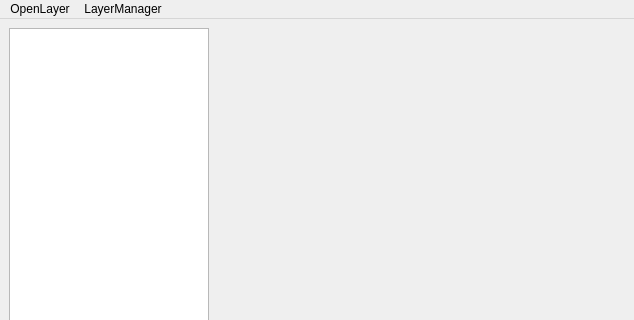
Before: the Qt Designer form 9/DecisionSystems/Lab1/source/SimpleMapEditor/Ui/MainWindow.ui in sidorovis/restudy, drawn with Qt 5; both pictures show x 0 to 634 and y 0 to 320 of the 634 by 468 pixel window.
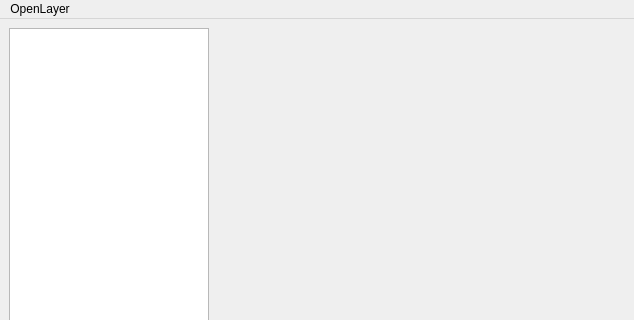
After: the same form once the commit is applied. Custom widgets are drawn as their Qt base class.

Commit message: now show layer list, and almost give possobility to edit

Diff of the .ui file:
```diff
--- a/9/DecisionSystems/Lab1/source/SimpleMapEditor/Ui/MainWindow.ui
+++ b/9/DecisionSystems/Lab1/source/SimpleMapEditor/Ui/MainWindow.ui
@@ -85,14 +85,7 @@
     <addaction name="separator"/>
     <addaction name="actionRaster_tif_jpg_file_types"/>
    </widget>
-   <widget class="QMenu" name="menuLayerManager">
-    <property name="title">
-     <string>LayerManager</string>
-    </property>
-    <addaction name="actionLayers_options"/>
-   </widget>
    <addaction name="menuOpenLayer"/>
-   <addaction name="menuLayerManager"/>
   </widget>
   <widget class="QStatusBar" name="statusbar"/>
   <action name="actionOGR_mif_map_file_types">
```
Left out of the diff: 37 changed lines with no effect on the pictures. The commit also changes 4 other files.
